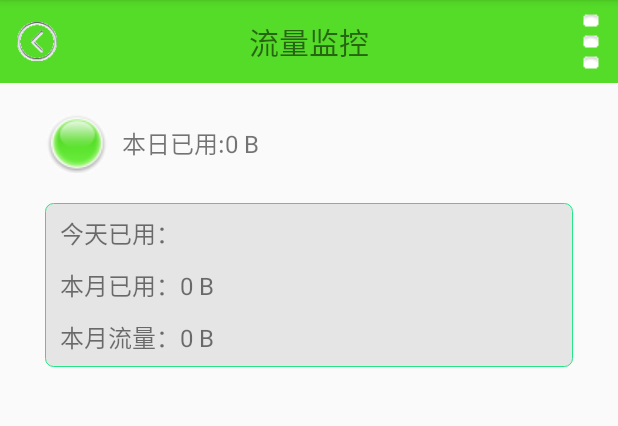
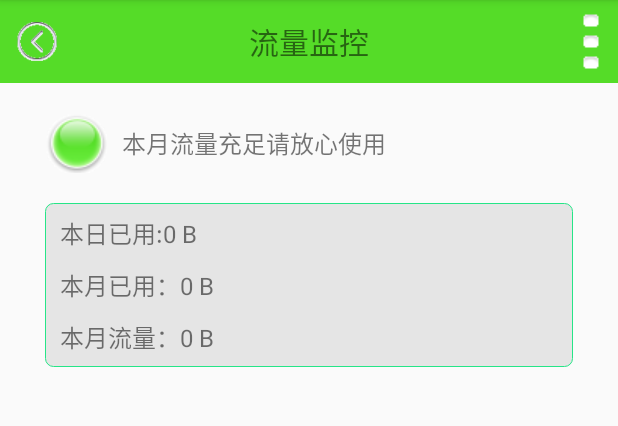
Before and after one commit to 07160820ljl/MobileGuard, an Android app: the TrafficMonitoringActivity screen opened directly, with no data from a screen before it, on a phone screen of 412 x 824 dp, the part 84-510 px from its top. Run offline under Robolectric (Android 15) with nearby library versions, the phone set to English and light mode, and no system bars; 1 statement that could not run was skipped.

Commit message:
修改流量管理bug

```diff
--- a/app/src/main/java/cn/edu/gdmec/android/mobileguard/m8trafficmonitor/TrafficMonitoringActivity.java
+++ b/app/src/main/java/cn/edu/gdmec/android/mobileguard/m8trafficmonitor/TrafficMonitoringActivity.java
@@ -69,7 +69,7 @@ public class TrafficMonitoringActivity extends AppCompatActivity implements View
         mCorrectFlowBtn.setOnClickListener(this);
         mTotalTV = (TextView) findViewById(R.id.tv_month_totalgprs);
         mUsedTV = (TextView) findViewById(R.id.tv_month_usedgprs);
-        mToDayTV = (TextView) findViewById(R.id.tv_traffic_remind);
+        mToDayTV = (TextView) findViewById(R.id.tv_today_gprs);
         mRemindIMGV = (ImageView) findViewById(R.id.imgv_traffic_remind);
         mRemindTV = (TextView) findViewById(R.id.tv_traffic_remind);
     }
--- a/app/src/main/java/cn/edu/gdmec/android/mobileguard/m8trafficmonitor/db/TrafficOpenHelper.java
+++ b/app/src/main/java/cn/edu/gdmec/android/mobileguard/m8trafficmonitor/db/TrafficOpenHelper.java
@@ -19,7 +19,7 @@ public class TrafficOpenHelper extends SQLiteOpenHelper {
     }
     @Override
     public void onCreate(SQLiteDatabase sqLiteDatabase) {
-        sqLiteDatabase.execSQL("create table" + TABLE_NAME + "(id integer primary key autoincrement," + GPRS + " varchar(255)," + TIME + " datetime)");
+        sqLiteDatabase.execSQL("create table " + TABLE_NAME + "(id integer primary key autoincrement," + GPRS + " varchar(255)," + TIME + " datetime)");
     }
 
     @Override
```
